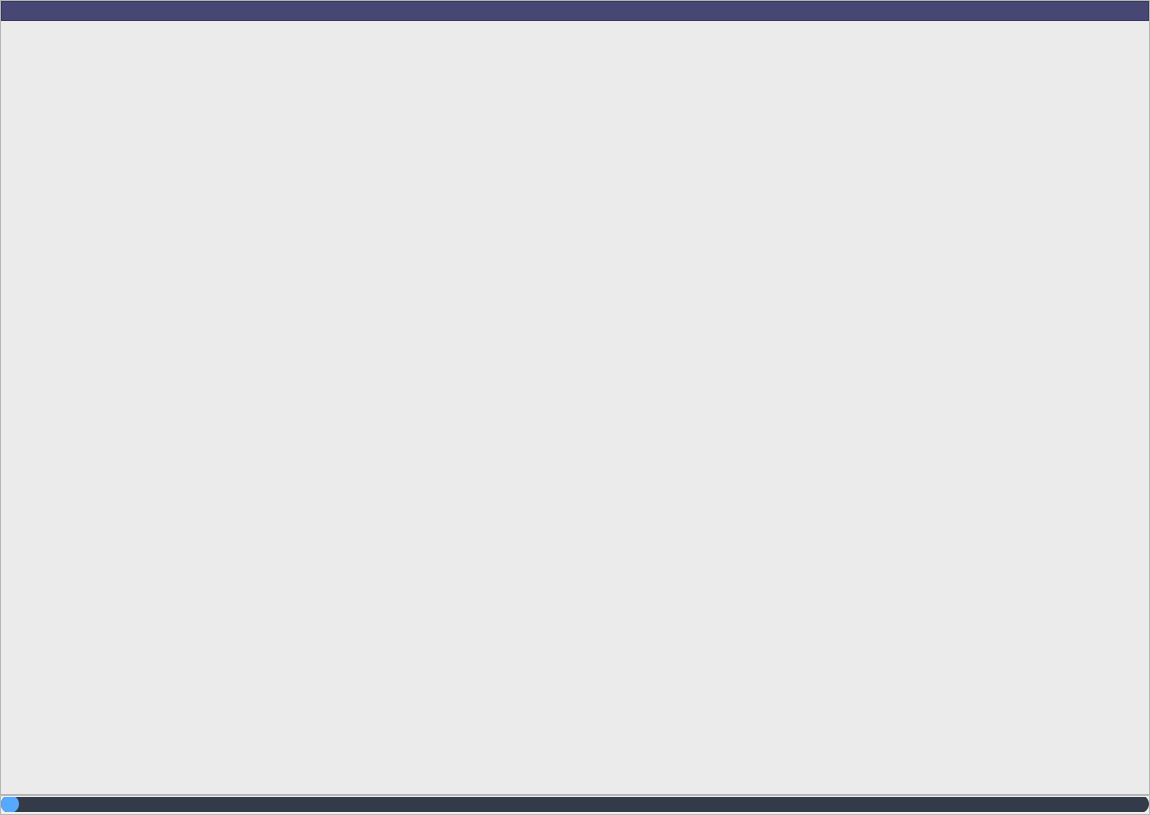
Old version of the form mainwindow.ui in the repository IsolatedSushi2/Traffic.
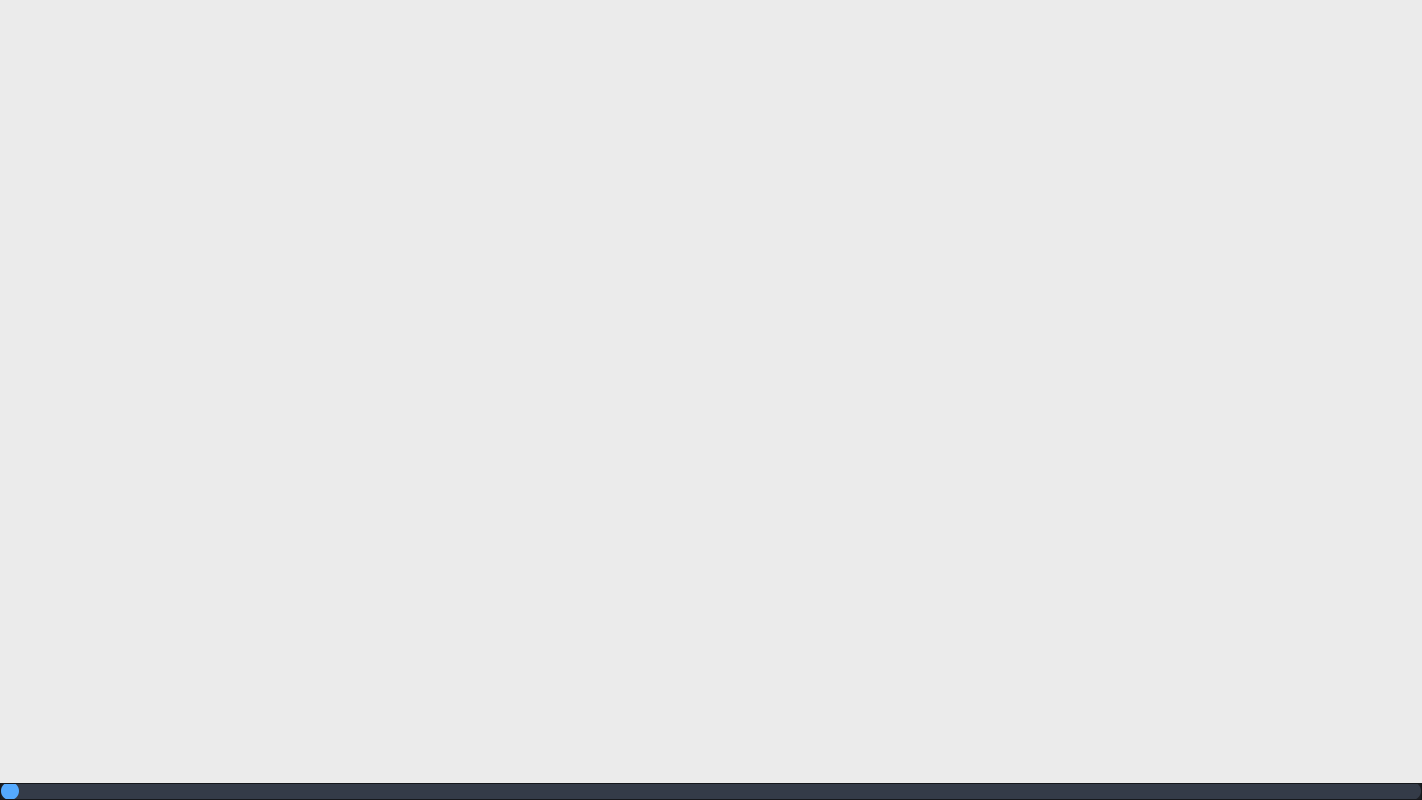
New version of the form.

The edit to the form file:
```diff
--- a/mainwindow.ui
+++ b/mainwindow.ui
@@ -6,14 +6,14 @@
    <rect>
     <x>0</x>
     <y>0</y>
-    <width>1150</width>
-    <height>815</height>
+    <width>1422</width>
+    <height>800</height>
    </rect>
   </property>
   <property name="minimumSize">
    <size>
-    <width>500</width>
-    <height>500</height>
+    <width>1422</width>
+    <height>800</height>
    </size>
   </property>
   <property name="windowTitle">
@@ -22,12 +22,99 @@
   <widget class="QWidget" name="centralwidget">
    <property name="minimumSize">
     <size>
-     <width>200</width>
-     <height>200</height>
+     <width>0</width>
+     <height>0</height>
     </size>
    </property>
    <property name="styleSheet">
-    <string notr="true">background-color: rgb(235, 235, 235);
+    <string notr="true">QWidget{
+background-color:transparent;
+}
+QListWidget{
+background-color:transparent;
+}
+/* SCROLL BARS */
+QScrollBar:horizontal {
+    border: none;
+    background: rgb(52, 59, 72);
+    height: 14px;
+    margin: 0px 21px 0 21px;
+	border-radius: 0px;
+}
+QScrollBar::handle:horizontal {
+    background: rgb(85, 170, 255);
+    min-width: 25px;
+	border-radius: 7px
+}
+QScrollBar::add-line:horizontal {
+    border: none;
+    background: rgb(55, 63, 77);
+    width: 20px;
+	border-top-right-radius: 7px;
+    border-bottom-right-radius: 7px;
+    subcontrol-position: right;
+    subcontrol-origin: margin;
+}
+QScrollBar::sub-line:horizontal {
+    border: none;
+    background: rgb(55, 63, 77);
+    width: 20px;
+	border-top-left-radius: 7px;
+    border-bottom-left-radius: 7px;
+    subcontrol-position: left;
+    subcontrol-origin: margin;
+}
+QScrollBar::up-arrow:horizontal, QScrollBar::down-arrow:horizontal
+{
+     background: none;
+}
+QScrollBar::add-page:horizontal, QScrollBar::sub-page:horizontal
+{
+     background: none;
+}
+ QScrollBar:vertical {
+	border: none;
+    background: rgb(52, 59, 72);
+    width: 14px;
+    margin: 21px 0 21px 0;
+	border-radius: 0px;
+ }
+ QScrollBar::handle:vertical {	
+	background: rgb(85, 170, 255);
+    min-height: 25px;
+	border-radius: 7px
+ }
+ QScrollBar::add-line:vertical {
+     border: none;
+    background: rgb(55, 63, 77);
+     height: 20px;
+	border-bottom-left-radius: 7px;
+    border-bottom-right-radius: 7px;
+     subcontrol-position: bottom;
+     subcontrol-origin: margin;
+ }
+ QScrollBar::sub-line:vertical {
+	border: none;
+    background: rgb(55, 63, 77);
+     height: 20px;
+	border-top-left-radius: 7px;
+    border-top-right-radius: 7px;
+     subcontrol-position: top;
+     subcontrol-origin: margin;
+ }
+ QScrollBar::up-arrow:vertical, QScrollBar::down-arrow:vertical {
+     background: none;
+ }
+
+ QScrollBar::add-page:vertical, QScrollBar::sub-page:vertical {
+     background: none;
+ }
+
+QLabel{
+background-color:transparent;
+color:white
+}
+
 /* SLIDERS */
 QSlider::groove:horizontal {
     border-radius: 9px;
@@ -75,7 +162,8 @@
 }
 QSlider::handle:vertical:pressed {
     background-color: rgb(65, 130, 195);
-}</string>
+}
+</string>
    </property>
    <layout class="QVBoxLayout" name="verticalLayout">
     <property name="spacing">
@@ -99,7 +187,7 @@
        <string notr="true">background-color: rgb(235, 235, 235);</string>
       </property>
       <property name="frameShape">
-       <enum>QFrame::StyledPanel</enum>
+       <enum>QFrame::NoFrame</enum>
       </property>
       <property name="frameShadow">
        <enum>QFrame::Raised</enum>
@@ -120,52 +208,12 @@
        <property name="bottomMargin">
         <number>0</number>
        </property>
-       <item>
-        <widget class="QFrame" name="buttonBar">
-         <property name="minimumSize">
-          <size>
-           <width>0</width>
-           <height>20</height>
-          </size>
-         </property>
-         <property name="maximumSize">
-          <size>
-           <width>16777215</width>
-           <height>20</height>
-          </size>
-         </property>
-         <property name="styleSheet">
-          <string notr="true">background-color: rgb(169, 0, 17);
-background-color: rgb(70, 71, 117);</string>
-         </property>
-         <property name="frameShape">
-          <enum>QFrame::StyledPanel</enum>
-         </property>
-         <property name="frameShadow">
-          <enum>QFrame::Raised</enum>
-         </property>
-         <layout class="QHBoxLayout" name="horizontalLayout">
-          <property name="spacing">
-           <number>0</number>
-          </property>
-          <property name="leftMargin">
-           <number>0</number>
-          </property>
-          <property name="topMargin">
-           <number>0</number>
-          </property>
-          <property name="rightMargin">
-           <number>0</number>
-          </property>
-         </layout>
-        </widget>
-       </item>
        <item>
         <widget class="QStackedWidget" name="stackedWidget">
          <property name="minimumSize">
           <size>
-           <width>100</width>
-           <height>100</height>
+           <width>0</width>
+           <height>0</height>
           </size>
          </property>
          <widget class="QWidget" name="pointCloudPage">
@@ -201,66 +249,18 @@
       <property name="minimumSize">
        <size>
         <width>0</width>
-        <height>20</height>
+        <height>0</height>
        </size>
       </property>
       <property name="maximumSize">
        <size>
         <width>16777215</width>
-        <height>20</height>
+        <height>16777215</height>
        </size>
       </property>
       <property name="styleSheet">
-       <string notr="true">background-color: rgb(169, 0, 17);
-background-color: rgb(70, 71, 117);
-
-/* SLIDERS */
-QSlider::groove:horizontal {
-    border-radius: 9px;
-    height: 18px;
-	margin: 0px;
-	background-color: rgb(52, 59, 72);
-}
-QSlider::groove:horizontal:hover {
-	background-color: rgb(55, 62, 76);
-}
-QSlider::handle:horizontal {
-    background-color: rgb(85, 170, 255);
-    border: none;
-    height: 18px;
-    width: 18px;
-    margin: 0px;
-	border-radius: 9px;
-}
-QSlider::handle:horizontal:hover {
-    background-color: rgb(105, 180, 255);
-}
-QSlider::handle:horizontal:pressed {
-    background-color: rgb(65, 130, 195);
-}
-
-QSlider::groove:vertical {
-    border-radius: 9px;
-    width: 18px;
-    margin: 0px;
-	background-color: rgb(52, 59, 72);
-}
-QSlider::groove:vertical:hover {
-	background-color: rgb(55, 62, 76);
-}
-QSlider::handle:vertical {
-    background-color: rgb(85, 170, 255);
-	border: none;
-    height: 18px;
-    width: 18px;
-    margin: 0px;
-	border-radius: 9px;
-}
-QSlider::handle:vertical:hover {
-    background-color: rgb(105, 180, 255);
-}
-QSlider::handle:vertical:pressed {
-    background-color: rgb(65, 130, 195);
+       <string notr="true">QFrame{
+background-color:  rgb(28, 31, 36);
 }</string>
       </property>
       <property name="frameShape">
@@ -270,6 +270,9 @@
        <enum>QFrame::Raised</enum>
       </property>
       <layout class="QVBoxLayout" name="verticalLayout_4">
+       <property name="spacing">
+        <number>0</number>
+       </property>
        <property name="leftMargin">
         <number>0</number>
        </property>
@@ -285,54 +288,7 @@
        <item>
         <widget class="QSlider" name="frameSlider">
          <property name="styleSheet">
-          <string notr="true">/* SLIDERS */
-QSlider::groove:horizontal {
-    border-radius: 9px;
-    height: 18px;
-	margin: 0px;
-	background-color: rgb(52, 59, 72);
-}
-QSlider::groove:horizontal:hover {
-	background-color: rgb(55, 62, 76);
-}
-QSlider::handle:horizontal {
-    background-color: rgb(85, 170, 255);
-    border: none;
-    height: 18px;
-    width: 18px;
-    margin: 0px;
-	border-radius: 9px;
-}
-QSlider::handle:horizontal:hover {
-    background-color: rgb(105, 180, 255);
-}
-QSlider::handle:horizontal:pressed {
-    background-color: rgb(65, 130, 195);
-}
-
-QSlider::groove:vertical {
-    border-radius: 9px;
-    width: 18px;
-    margin: 0px;
-	background-color: rgb(52, 59, 72);
-}
-QSlider::groove:vertical:hover {
-	background-color: rgb(55, 62, 76);
-}
-QSlider::handle:vertical {
-    background-color: rgb(85, 170, 255);
-	border: none;
-    height: 18px;
-    width: 18px;
-    margin: 0px;
-	border-radius: 9px;
-}
-QSlider::handle:vertical:hover {
-    background-color: rgb(105, 180, 255);
-}
-QSlider::handle:vertical:pressed {
-    background-color: rgb(65, 130, 195);
-}</string>
+          <string notr="true"/>
          </property>
          <property name="orientation">
           <enum>Qt::Horizontal</enum>
```
